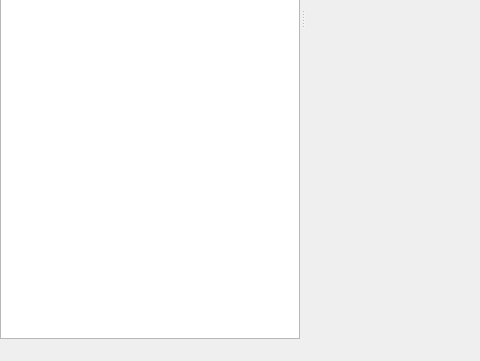
luosz/volume-visualiser, file VolumeRenderer/mainwindow.ui: the form before one commit; both pictures show x 0 to 480 and y 339 to 700 of the 1000 by 700 pixel window.
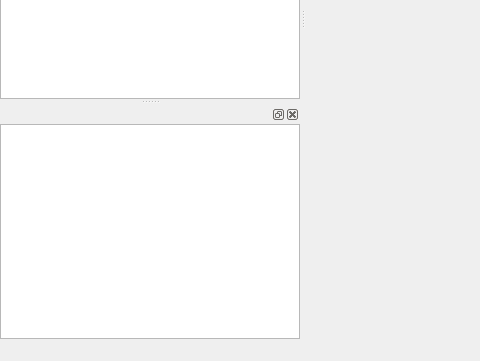
The form after the commit.

```diff
--- a/VolumeRenderer/mainwindow.ui
+++ b/VolumeRenderer/mainwindow.ui
@@ -296,6 +296,34 @@
     </layout>
    </widget>
   </widget>
+  <widget class="QDockWidget" name="dockWidget_5">
+   <attribute name="dockWidgetArea">
+    <number>1</number>
+   </attribute>
+   <widget class="QWidget" name="dockWidgetContents_5">
+    <layout class="QHBoxLayout" name="horizontalLayout_9">
+     <property name="leftMargin">
+      <number>0</number>
+     </property>
+     <property name="topMargin">
+      <number>0</number>
+     </property>
+     <property name="rightMargin">
+      <number>0</number>
+     </property>
+     <property name="bottomMargin">
+      <number>0</number>
+     </property>
+     <item>
+      <layout class="QVBoxLayout" name="verticalLayout_5">
+       <item>
+        <widget class="QGraphicsView" name="graphicsView_2"/>
+       </item>
+      </layout>
+     </item>
+    </layout>
+   </widget>
+  </widget>
   <action name="action_Open_Volume">
    <property name="text">
     <string>&amp;Open Volume...</string>
```
Left out of the diff: 10 changed lines with no effect on the pictures.
